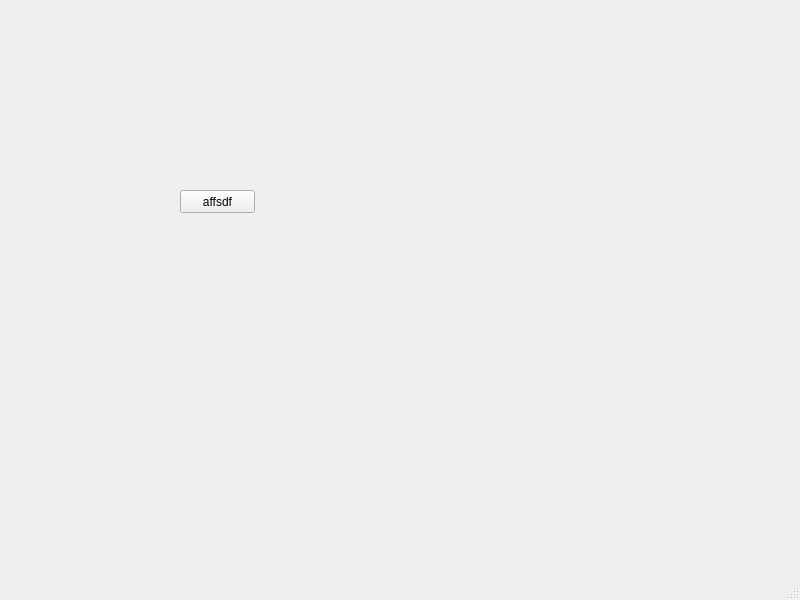
Above: addwindow.ui from ThiagoServulo/MyFinancialAssets before the change. Below: the same form after it.
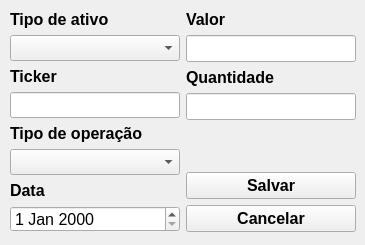
That is the form after the change.

Diff of the .ui file:
```diff
--- a/addwindow.ui
+++ b/addwindow.ui
@@ -6,39 +6,214 @@
    <rect>
     <x>0</x>
     <y>0</y>
-    <width>800</width>
-    <height>600</height>
+    <width>365</width>
+    <height>245</height>
    </rect>
   </property>
   <property name="windowTitle">
    <string>MainWindow</string>
   </property>
   <widget class="QWidget" name="centralwidget">
-   <widget class="QPushButton" name="pushButton">
+   <widget class="QWidget" name="">
     <property name="geometry">
      <rect>
-      <x>180</x>
-      <y>190</y>
-      <width>75</width>
-      <height>23</height>
+      <x>10</x>
+      <y>10</y>
+      <width>346</width>
+      <height>222</height>
      </rect>
     </property>
-    <property name="text">
-     <string>affsdf</string>
-    </property>
+    <layout class="QHBoxLayout" name="horizontalLayout">
+     <item>
+      <layout class="QVBoxLayout" name="verticalLayout">
+       <item>
+        <widget class="QLabel" name="label_type">
+         <property name="font">
+          <font>
+           <pointsize>12</pointsize>
+           <weight>75</weight>
+           <bold>true</bold>
+          </font>
+         </property>
+         <property name="text">
+          <string>Tipo de ativo</string>
+         </property>
+        </widget>
+       </item>
+       <item>
+        <widget class="QComboBox" name="comboBox_type">
+         <property name="font">
+          <font>
+           <pointsize>12</pointsize>
+          </font>
+         </property>
+        </widget>
+       </item>
+       <item>
+        <widget class="QLabel" name="label_ticker">
+         <property name="font">
+          <font>
+           <pointsize>12</pointsize>
+           <weight>75</weight>
+           <bold>true</bold>
+          </font>
+         </property>
+         <property name="text">
+          <string>Ticker</string>
+         </property>
+        </widget>
+       </item>
+       <item>
+        <widget class="QLineEdit" name="lineEdit_ticker">
+         <property name="font">
+          <font>
+           <pointsize>12</pointsize>
+          </font>
+         </property>
+        </widget>
+       </item>
+       <item>
+        <widget class="QLabel" name="label_operationType">
+         <property name="font">
+          <font>
+           <pointsize>12</pointsize>
+           <weight>75</weight>
+           <bold>true</bold>
+          </font>
+         </property>
+         <property name="text">
+          <string>Tipo de operação</string>
+         </property>
+        </widget>
+       </item>
+       <item>
+        <widget class="QComboBox" name="comboBox_operationType">
+         <property name="font">
+          <font>
+           <pointsize>12</pointsize>
+          </font>
+         </property>
+        </widget>
+       </item>
+       <item>
+        <widget class="QLabel" name="label_data">
+         <property name="font">
+          <font>
+           <pointsize>12</pointsize>
+           <weight>75</weight>
+           <bold>true</bold>
+          </font>
+         </property>
+         <property name="text">
+          <string>Data</string>
+         </property>
+        </widget>
+       </item>
+       <item>
+        <widget class="QDateEdit" name="dateEdit">
+         <property name="font">
+          <font>
+           <pointsize>12</pointsize>
+          </font>
+         </property>
+        </widget>
+       </item>
+      </layout>
+     </item>
+     <item>
+      <layout class="QVBoxLayout" name="verticalLayout_2">
+       <item>
+        <widget class="QLabel" name="label_value">
+         <property name="font">
+          <font>
+           <pointsize>12</pointsize>
+           <weight>75</weight>
+           <bold>true</bold>
+          </font>
+         </property>
+         <property name="text">
+          <string>Valor</string>
+         </property>
+        </widget>
+       </item>
+       <item>
+        <widget class="QLineEdit" name="lineEdit_value">
+         <property name="font">
+          <font>
+           <pointsize>12</pointsize>
+          </font>
+         </property>
+        </widget>
+       </item>
+       <item>
+        <widget class="QLabel" name="label_quantity">
+         <property name="font">
+          <font>
+           <pointsize>12</pointsize>
+           <weight>75</weight>
+           <bold>true</bold>
+          </font>
+         </property>
+         <property name="text">
+          <string>Quantidade</string>
+         </property>
+        </widget>
+       </item>
+       <item>
+        <widget class="QLineEdit" name="lineEdit_quantity">
+         <property name="font">
+          <font>
+           <pointsize>12</pointsize>
+          </font>
+         </property>
+        </widget>
+       </item>
+       <item>
+        <spacer name="verticalSpacer">
+         <property name="orientation">
+          <enum>Qt::Vertical</enum>
+         </property>
+         <property name="sizeHint" stdset="0">
+          <size>
+           <width>20</width>
+           <height>45</height>
+          </size>
+         </property>
+        </spacer>
+       </item>
+       <item>
+        <widget class="QPushButton" name="pushButton_save">
+         <property name="font">
+          <font>
+           <pointsize>12</pointsize>
+           <weight>75</weight>
+           <bold>true</bold>
+          </font>
+         </property>
+         <property name="text">
+          <string>Salvar</string>
+         </property>
+        </widget>
+       </item>
+       <item>
+        <widget class="QPushButton" name="pushButton_cancel">
+         <property name="font">
+          <font>
+           <pointsize>12</pointsize>
+           <weight>75</weight>
+           <bold>true</bold>
+          </font>
+         </property>
+         <property name="text">
+          <string>Cancelar</string>
+         </property>
+        </widget>
+       </item>
+      </layout>
+     </item>
+    </layout>
    </widget>
   </widget>
-  <widget class="QMenuBar" name="menubar">
-   <property name="geometry">
-    <rect>
-     <x>0</x>
-     <y>0</y>
-     <width>800</width>
-     <height>21</height>
-    </rect>
-   </property>
-  </widget>
-  <widget class="QStatusBar" name="statusbar"/>
  </widget>
  <resources/>
  <connections/>
```
